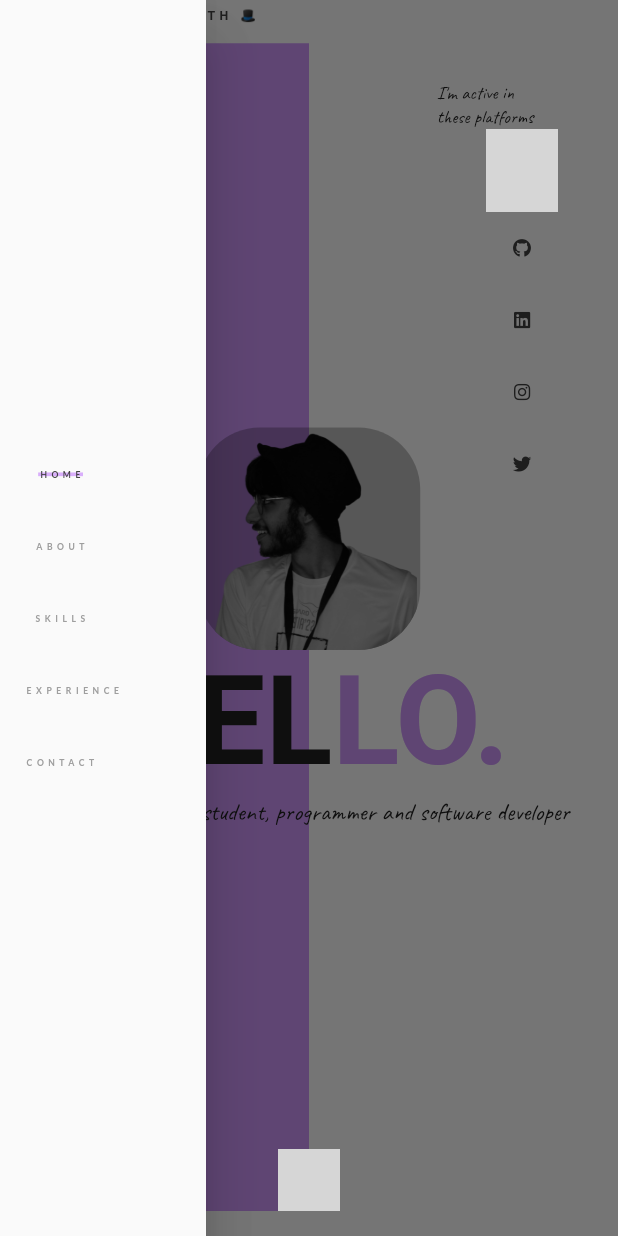
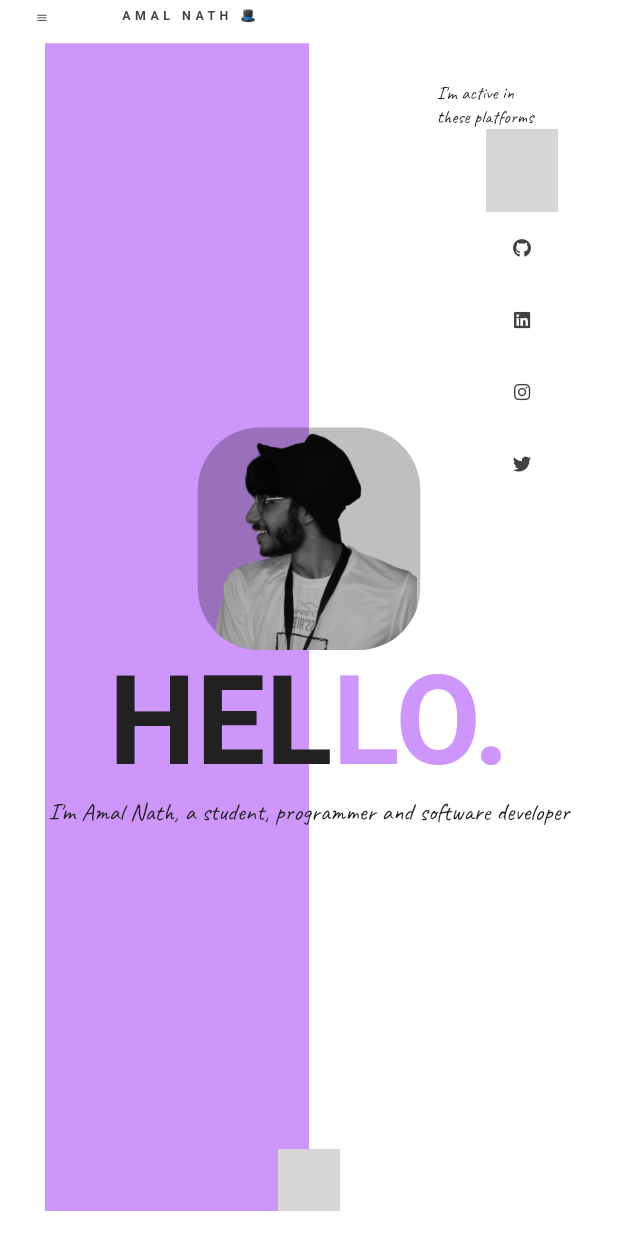
Before and after one commit to amalnathm7/Portfolio, a Flutter app: the screen it shows after launch, in the side drawer, after a tap on "HOME", on a phone screen of 412 x 824 dp. Run offline on Flutter 3.47's test engine with Material 2 defaults, Android fonts, the light colour scheme and no system bars; our stand-ins replace font_awesome_flutter, google_fonts, lottie; network calls fail; Roboto replaces fonts that are missing (Kanit); grey boxes are pictures that could not be loaded.

Commit message:
Mobile responsiveness added

```diff
--- a/lib/main.dart
+++ b/lib/main.dart
@@ -75,7 +75,7 @@ class View extends StatefulWidget {
 class _ViewState extends State<View> {
   int _menuIndex = 0;
 
-  List<Widget> _getActions(Size size) {
+  List<Widget> _getActions(Size size, BuildContext context) {
     return [
       Padding(
         padding: EdgeInsets.only(
@@ -107,6 +107,7 @@ class _ViewState extends State<View> {
                   MyApp.index = 0;
                 });
               }
+              Navigator.pop(context);
             },
             child: Stack(
               children: [
@@ -166,6 +167,7 @@ class _ViewState extends State<View> {
                   MyApp.index = 1;
                 });
               }
+              Navigator.pop(context);
             },
             child: Stack(
               children: [
@@ -225,6 +227,7 @@ class _ViewState extends State<View> {
                   MyApp.index = 2;
                 });
               }
+              Navigator.pop(context);
             },
             child: Stack(
               children: [
@@ -284,6 +287,7 @@ class _ViewState extends State<View> {
                   MyApp.index = 3;
                 });
               }
+              Navigator.pop(context);
             },
             child: Stack(
               children: [
@@ -343,6 +347,7 @@ class _ViewState extends State<View> {
                   MyApp.index = 4;
                 });
               }
+              Navigator.pop(context);
             },
             child: Stack(
               children: [
@@ -437,7 +442,7 @@ class _ViewState extends State<View> {
             ),
           ),
         ),
-        actions: MyApp.isMobile ? null : _getActions(size),
+        actions: MyApp.isMobile ? null : _getActions(size, context),
       ),
       drawer: MyApp.isMobile
           ? Drawer(
@@ -445,7 +450,7 @@ class _ViewState extends State<View> {
               child: Column(
                 mainAxisAlignment: MainAxisAlignment.center,
                 crossAxisAlignment: CrossAxisAlignment.start,
-                children: _getActions(size),
+                children: _getActions(size, context),
               ),
             )
           : null,
```
